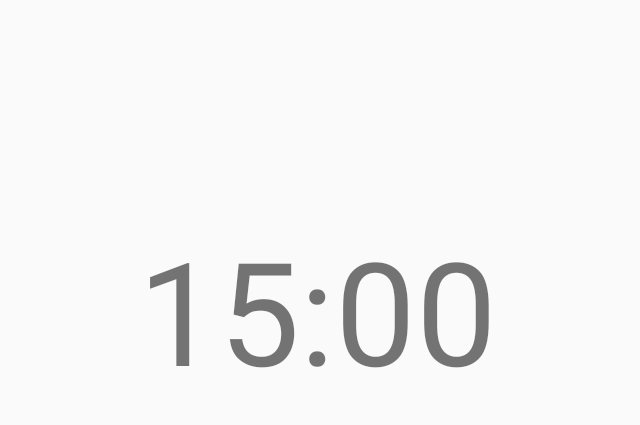
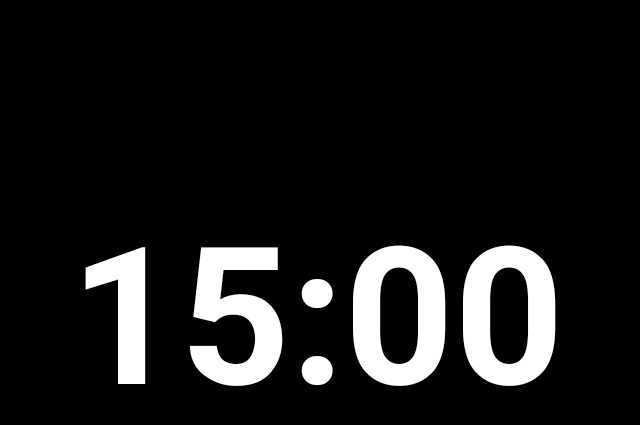
Before and after one commit to nekonenene/PresentationTimer, an Android app: the screen it shows after launch (MainActivity), on a phone screen of 824 x 412 dp (held sideways). Shown: the top 425 px of the screen, without its empty margins (301-941 px from the left). Run offline under Robolectric (Android 15) with nearby library versions, the phone set to English and light mode, and no system bars.

Commit message:
Change text style

```diff
--- a/app/src/main/res/layout/activity_main.xml
+++ b/app/src/main/res/layout/activity_main.xml
@@ -3,6 +3,7 @@
     xmlns:tools="http://schemas.android.com/tools"
     android:layout_width="match_parent"
     android:layout_height="match_parent"
+    android:background="@color/black"
     tools:context="com.x0.hatonekoe.presentation_timer.MainActivity">
 
     <include layout="@layout/content_main" />
--- a/app/src/main/res/layout/fragment_main.xml
+++ b/app/src/main/res/layout/fragment_main.xml
@@ -12,7 +12,9 @@
         android:layout_width="wrap_content"
         android:layout_height="wrap_content"
         android:text="15:00"
-        android:textSize="96sp"
+        android:textSize="128sp"
+        android:textColor="@color/white"
+        android:textStyle="bold"
         app:layout_constraintBottom_toBottomOf="parent"
         app:layout_constraintLeft_toLeftOf="parent"
         app:layout_constraintRight_toRightOf="parent"
```
